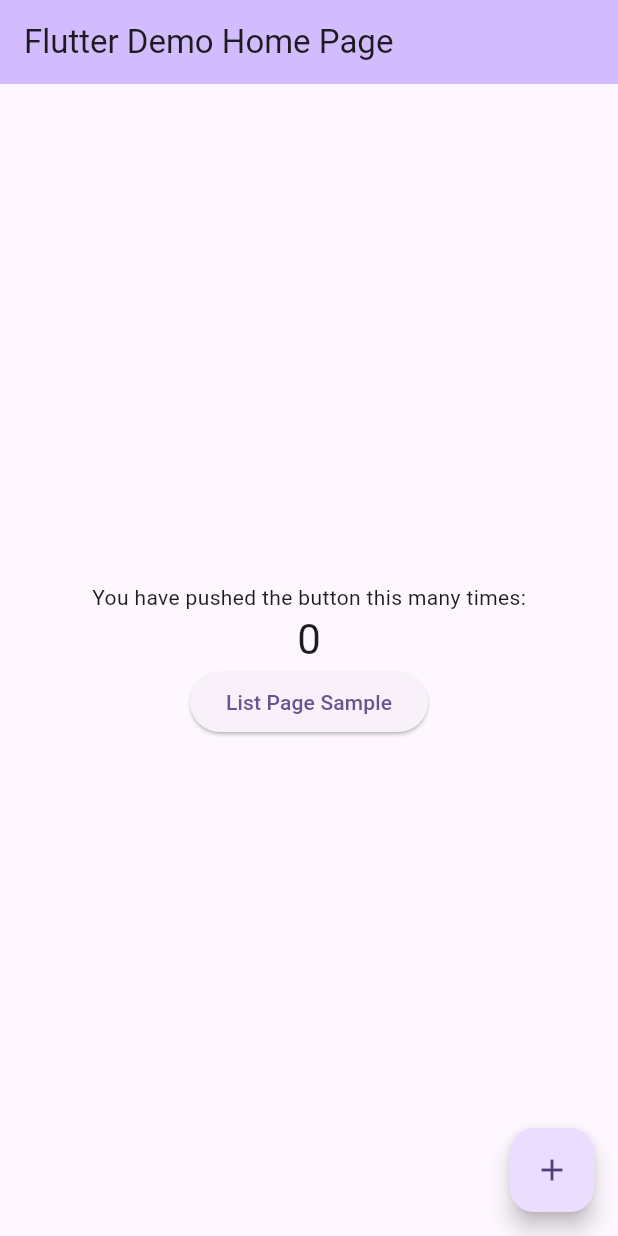
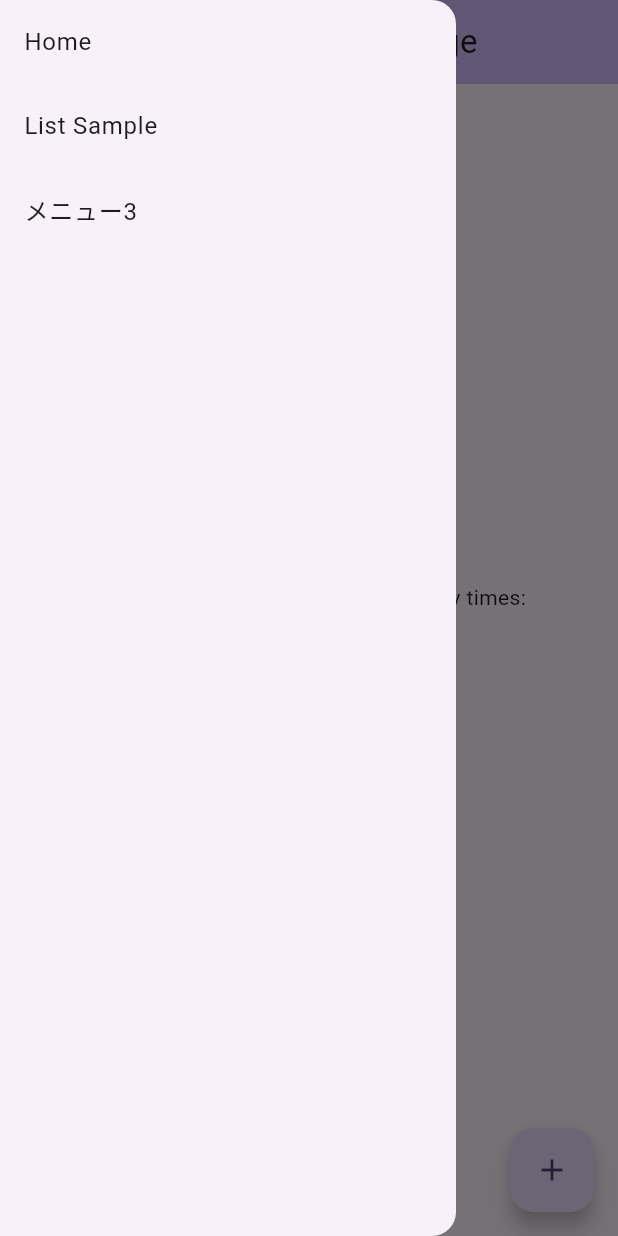
Before and after one commit to YaCpotato/flutter-sample-app, a Flutter app: the screen it shows after launch, with the side drawer open (before the commit the screen has no drawer), on a phone screen of 412 x 824 dp. Run offline on Flutter 3.47's test engine with Material 2 defaults, Android fonts, the phone set to English and light mode, and no system bars.

```diff
--- a/lib/main.dart
+++ b/lib/main.dart
@@ -18,17 +18,19 @@ class MyApp extends StatelessWidget {
         useMaterial3: true,
       ),
       home: const MyHomePage(title: 'Flutter Demo Home Page'),
-      routes: {
-        '/list': (context) => const MyListPage(title: "List Test"),
-      },
     );
   }
 }
 
 class MyHomePage extends StatefulWidget {
   const MyHomePage({super.key, required this.title});
+  final String title;
 
-  final String title;
+  static Route<dynamic> route() {
+    return MaterialPageRoute<dynamic>(
+      builder: (_) => const MyHomePage(title: 'Flutter Demo Home Page'),
+    );
+  }
 
   @override
   State<MyHomePage> createState() => _MyHomePageState();
@@ -74,7 +76,33 @@ class _MyHomePageState extends State<MyHomePage> {
         onPressed: _incrementCounter,
         tooltip: 'Increment',
         child: const Icon(Icons.add),
-      ), // This trailing comma makes auto-formatting nicer for build methods.
+      ),
+      drawer: Drawer(
+        child: ListView(
+          children: [
+            ListTile(
+              title: const Text("Home"),
+              onTap: () {
+                Navigator.of(context).push<dynamic>(
+                  MyHomePage.route(),
+                );
+              },
+            ),
+            ListTile(
+              title: const Text("List Sample"),
+              onTap: () {
+                Navigator.of(context).push<dynamic>(
+                  MyListPage.route(),
+                );
+              },
+            ),
+            ListTile(
+              title: const Text("メニュー3"),
+              onTap: () {},
+            )
+          ],
+        ),
+      ),
     );
   }
 }
```
Also changed, not shown: lib/list.dart (+33 -0 lines).
